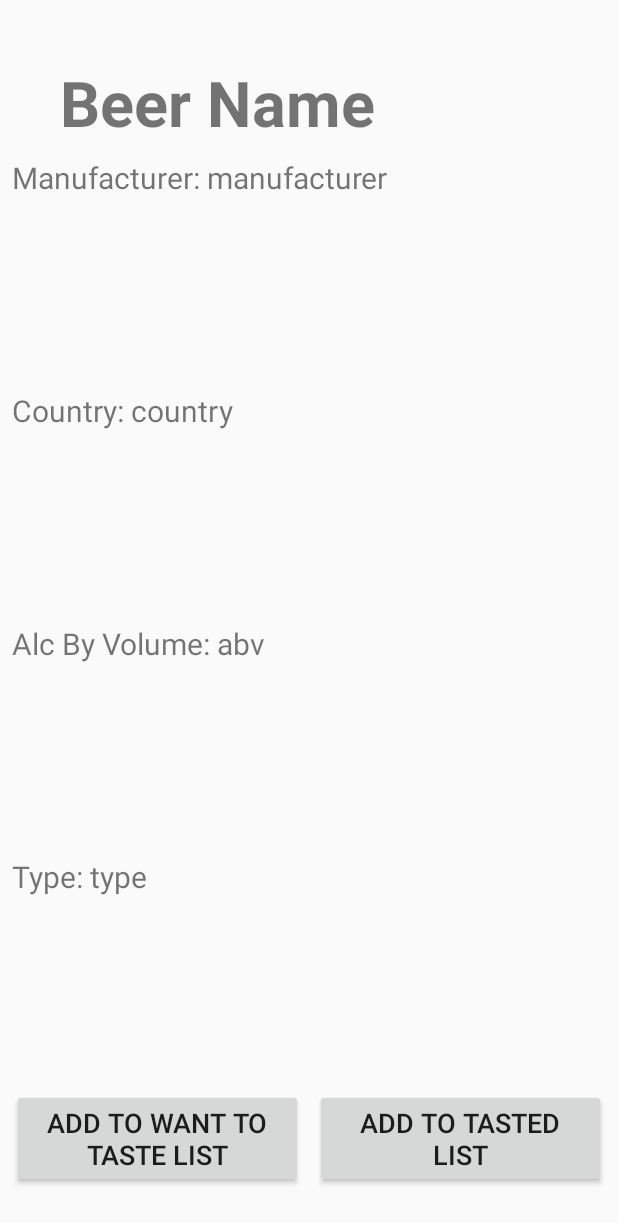
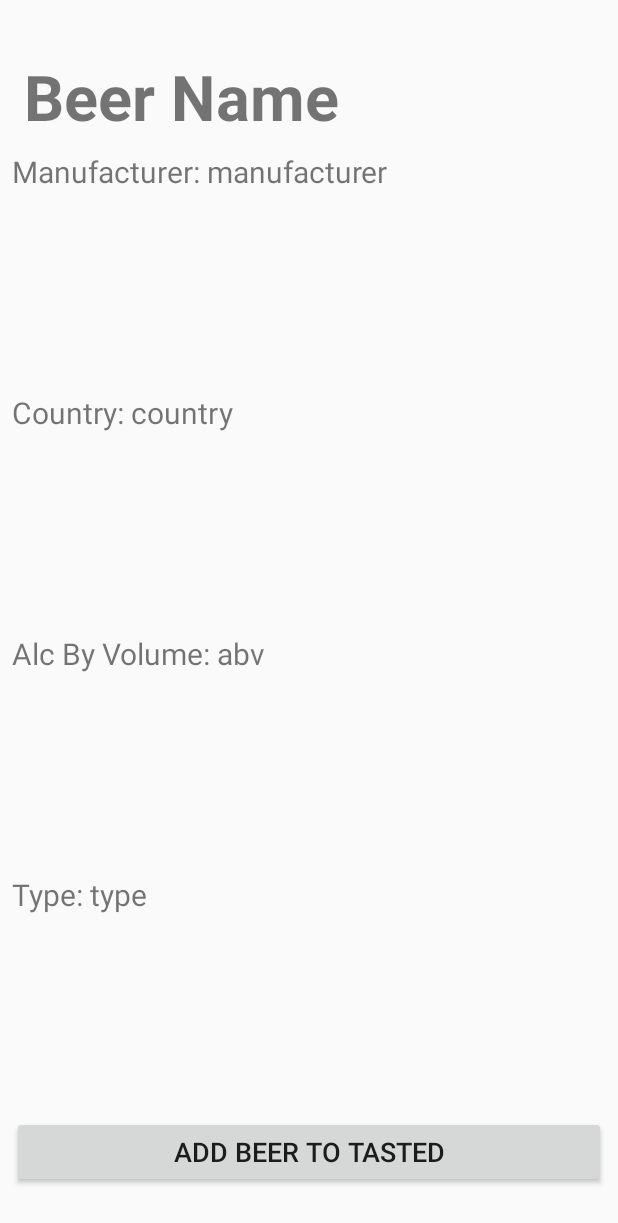
Before and after one commit to nikopetr/My-Beer-Journey, an Android app: the BeerDetailsActivity screen opened directly, with no data from a screen before it, on a phone screen of 412 x 824 dp. Shown: the top 1223 px of the screen. Run offline under Robolectric (Android 15) with nearby library versions, the light colour scheme and no system bars.

Commit message:
Ui fixes

```diff
--- a/BeerApp/app/src/main/res/layout/activity_beer_details.xml
+++ b/BeerApp/app/src/main/res/layout/activity_beer_details.xml
@@ -13,7 +13,7 @@
         android:layout_marginStart="8dp"
         android:layout_marginTop="8dp"
         android:orientation="vertical"
-        app:layout_constraintBottom_toTopOf="@+id/addWantTasteButton"
+        app:layout_constraintBottom_toTopOf="@+id/addTastedButton"
         app:layout_constraintStart_toStartOf="parent"
         app:layout_constraintTop_toBottomOf="@+id/beerNameTextView">
 
@@ -63,45 +63,32 @@
         app:layout_constraintTop_toTopOf="parent"
         tools:srcCompat="@drawable/ic_local_drink_black_24dp" />
 
+
     <TextView
         android:id="@+id/beerNameTextView"
         android:layout_width="wrap_content"
         android:layout_height="wrap_content"
-        android:layout_marginStart="40dp"
-        android:layout_marginTop="40dp"
+        android:layout_marginTop="36dp"
         android:text="@string/beer_name"
         android:textSize="42sp"
         android:textStyle="bold"
+        app:layout_constraintEnd_toEndOf="parent"
+        app:layout_constraintHorizontal_bias="0.08"
         app:layout_constraintStart_toStartOf="parent"
         app:layout_constraintTop_toTopOf="parent" />
-
-
-    <Button
-        android:id="@+id/addWantTasteButton"
-        android:layout_width="0dp"
-        android:layout_height="wrap_content"
-        android:layout_marginStart="8dp"
-        android:layout_marginEnd="8dp"
-        android:layout_marginBottom="32dp"
-        android:text="@string/add_want_to_taste"
-        android:textSize="18sp"
-        app:layout_constraintBottom_toBottomOf="parent"
-        app:layout_constraintEnd_toStartOf="@+id/addTastedButton"
-        app:layout_constraintHorizontal_weight="1"
-        app:layout_constraintStart_toStartOf="parent" />
 
     <Button
         android:id="@+id/addTastedButton"
         android:layout_width="0dp"
         android:layout_height="wrap_content"
+        android:layout_marginStart="8dp"
         android:layout_marginEnd="8dp"
         android:layout_marginBottom="32dp"
         android:text="@string/add_tasted"
         android:textSize="18sp"
         app:layout_constraintBottom_toBottomOf="parent"
         app:layout_constraintEnd_toEndOf="parent"
-        app:layout_constraintHorizontal_bias="0.5"
         app:layout_constraintHorizontal_weight="1"
-        app:layout_constraintStart_toEndOf="@+id/addWantTasteButton" />
+        app:layout_constraintStart_toStartOf="parent" />
 
 </androidx.constraintlayout.widget.ConstraintLayout>
--- a/BeerApp/app/src/main/res/layout/fragment_settings.xml
+++ b/BeerApp/app/src/main/res/layout/fragment_settings.xml
@@ -42,7 +42,7 @@
                 android:layout_width="0dp"
                 android:layout_height="wrap_content"
                 android:layout_marginStart="8dp"
-                android:layout_marginTop="52dp"
+                android:layout_marginTop="8dp"
                 android:fontFamily="sans-serif-medium"
                 android:text="@string/reset_stats_text"
                 app:layout_constraintEnd_toEndOf="parent"
--- a/BeerApp/app/src/main/res/values/strings.xml
+++ b/BeerApp/app/src/main/res/values/strings.xml
@@ -13,8 +13,7 @@
     <string name="beer_manufacturer">Manufacturer: manufacturer</string>
     <string name="beer_country">Country: country</string>
     <string name="beer_abv">Alc By Volume: abv</string>
-    <string name="add_want_to_taste">Add to Want to taste list</string>
-    <string name="add_tasted">Add to Tasted list</string>
+    <string name="add_tasted">Add beer to tasted</string>
     <string name="beer_image_caption">Beer Image</string>
 
 
```
Also changed, not shown: BeerApp/app/src/main/assets/databases/beersDB.db.
